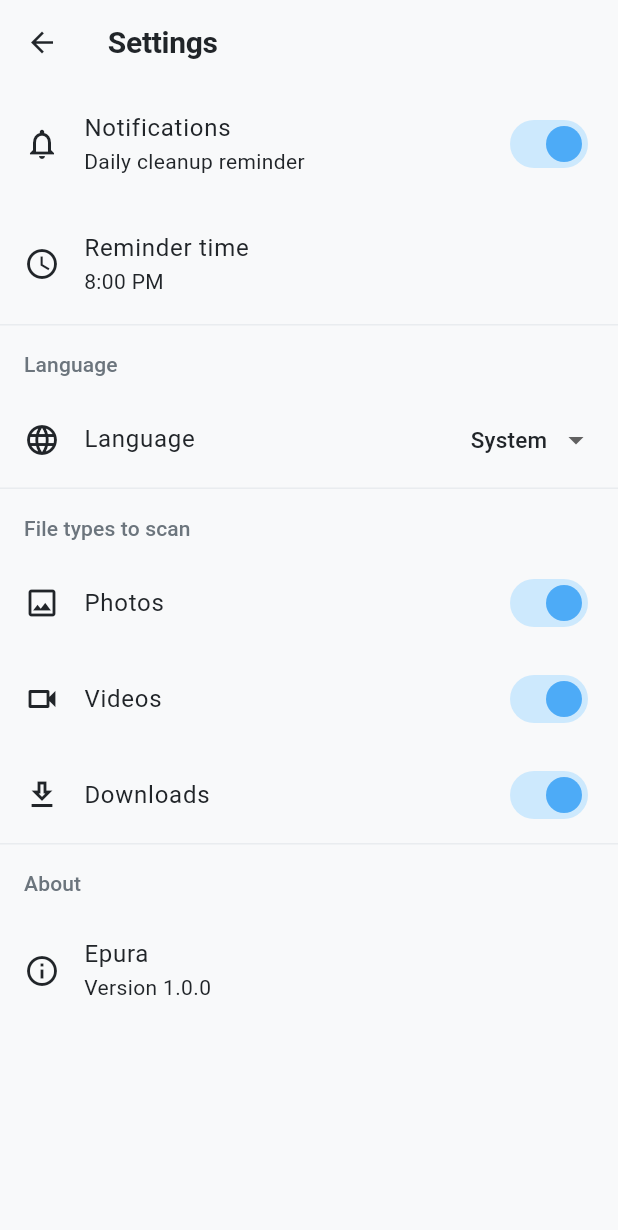
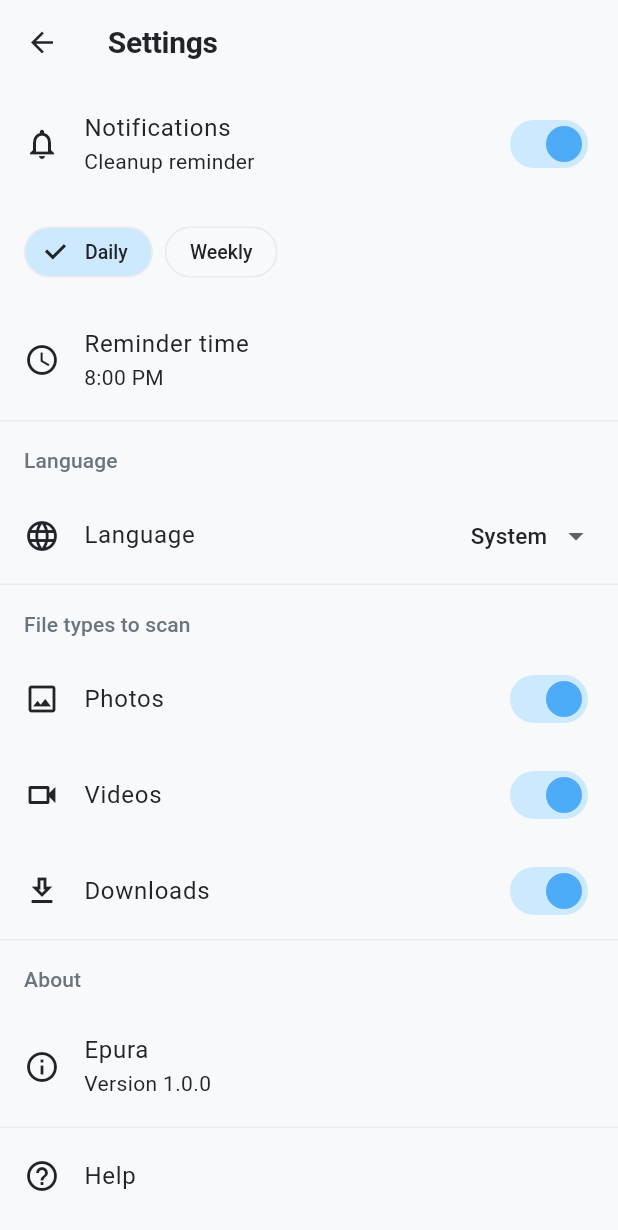
Before and after one commit to jules-tnk/flutter-epura, a Flutter app: the SettingsScreen screen opened by its route, on a phone screen of 412 x 824 dp. Shown: the top 1230 px of the screen. Run offline on Flutter 3.47's test engine with Material 3 defaults, Android fonts, the phone set to English and light mode, and no system bars; our stand-ins replace fl_chart, flutter_card_swiper, flutter_local_notifications, flutter_timezone, permission_handler, shared_preferences and 2 more; missing offline and left inert: photo_manager, video_thumbnail; accounts and stored records are empty.

Commit message:
feat: unified notification UI with interval/day-of-week selectors and help section

```diff
--- a/lib/screens/settings_screen.dart
+++ b/lib/screens/settings_screen.dart
@@ -21,10 +21,61 @@ class SettingsScreen extends StatelessWidget {
           SwitchListTile(
             secondary: const Icon(Icons.notifications_outlined),
             title: Text(l.notifications),
-            subtitle: Text(l.dailyCleanupReminder),
+            subtitle: Text(l.cleanupReminder),
             value: settings.notificationsEnabled,
             onChanged: (value) => settings.setNotificationsEnabled(value),
           ),
+          if (settings.notificationsEnabled)
+            Padding(
+              padding: const EdgeInsets.symmetric(
+                horizontal: AppTheme.spaceMD,
+                vertical: AppTheme.spaceSM,
+              ),
+              child: Row(
+                children: [
+                  ChoiceChip(
+                    label: Text(l.daily),
+                    selected: settings.notificationInterval == 'daily',
+                    onSelected: (_) => settings.setNotificationInterval('daily'),
+                  ),
+                  const SizedBox(width: AppTheme.spaceSM),
+                  ChoiceChip(
+                    label: Text(l.weekly),
+                    selected: settings.notificationInterval == 'weekly',
+                    onSelected: (_) => settings.setNotificationInterval('weekly'),
+                  ),
+                ],
+              ),
+            ),
+          if (settings.notificationsEnabled &&
+              settings.notificationInterval == 'weekly')
+            Padding(
+              padding: const EdgeInsets.symmetric(
+                horizontal: AppTheme.spaceMD,
+                vertical: AppTheme.spaceSM,
+              ),
+              child: Wrap(
+                spacing: AppTheme.spaceSM,
+                runSpacing: AppTheme.spaceSM,
+                children: [
+                  for (final entry in {
+                    DateTime.monday: l.monday,
+                    DateTime.tuesday: l.tuesday,
+                    DateTime.wednesday: l.wednesday,
+                    DateTime.thursday: l.thursday,
+                    DateTime.friday: l.friday,
+                    DateTime.saturday: l.saturday,
+                    DateTime.sunday: l.sunday,
+                  }.entries)
+                    ChoiceChip(
+                      label: Text(entry.value),
+                      selected: settings.notificationDayOfWeek == entry.key,
+                      onSelected: (_) =>
+                          settings.setNotificationDayOfWeek(entry.key),
+                    ),
+                ],
+              ),
+            ),
           if (settings.notificationsEnabled)
             ListTile(
               leading: const Icon(Icons.access_time_outlined),
@@ -129,8 +180,62 @@ class SettingsScreen extends StatelessWidget {
             title: const Text('Epura'),
             subtitle: Text(l.version('1.0.0')),
           ),
+          const Divider(),
+
+          ListTile(
+            leading: const Icon(Icons.help_outline),
+            title: Text(l.help),
+            onTap: () => _showHelp(context, l),
+          ),
         ],
       ),
     );
   }
 }
+
+void _showHelp(BuildContext context, AppLocalizations l) {
+  showModalBottomSheet(
+    context: context,
+    isScrollControlled: true,
+    builder: (_) => DraggableScrollableSheet(
+      initialChildSize: 0.6,
+      minChildSize: 0.3,
+      maxChildSize: 0.9,
+      expand: false,
+      builder: (context, scrollController) => SingleChildScrollView(
+        controller: scrollController,
+        padding: const EdgeInsets.all(AppTheme.spaceLG),
+        child: Column(
+          crossAxisAlignment: CrossAxisAlignment.start,
+          children: [
+            Text(l.helpWhatIsEpura,
+                style: Theme.of(context).textTheme.titleMedium),
+            const SizedBox(height: AppTheme.spaceSM),
+            Text(l.helpWhatIsEpuraBody),
+            const SizedBox(height: AppTheme.spaceLG),
+            Text(l.helpHowItWorks,
+                style: Theme.of(context).textTheme.titleMedium),
+            const SizedBox(height: AppTheme.spaceSM),
+            Text(l.helpHowItWorksBody),
+            const SizedBox(height: AppTheme.spaceLG),
+            Text(l.helpNotifications,
+                style: Theme.of(context).textTheme.titleMedium),
+            const SizedBox(height: AppTheme.spaceSM),
+            Text(l.helpNotificationsBody),
+            const SizedBox(height: AppTheme.spaceLG),
+            Text(l.helpLookback,
+                style: Theme.of(context).textTheme.titleMedium),
+            const SizedBox(height: AppTheme.spaceSM),
+            Text(l.helpLookbackBody),
+            const SizedBox(height: AppTheme.spaceLG),
+            Text(l.helpStats,
+                style: Theme.of(context).textTheme.titleMedium),
+            const SizedBox(height: AppTheme.spaceSM),
+            Text(l.helpStatsBody),
+            const SizedBox(height: AppTheme.spaceLG),
+          ],
+        ),
+      ),
+    ),
+  );
+}
```
